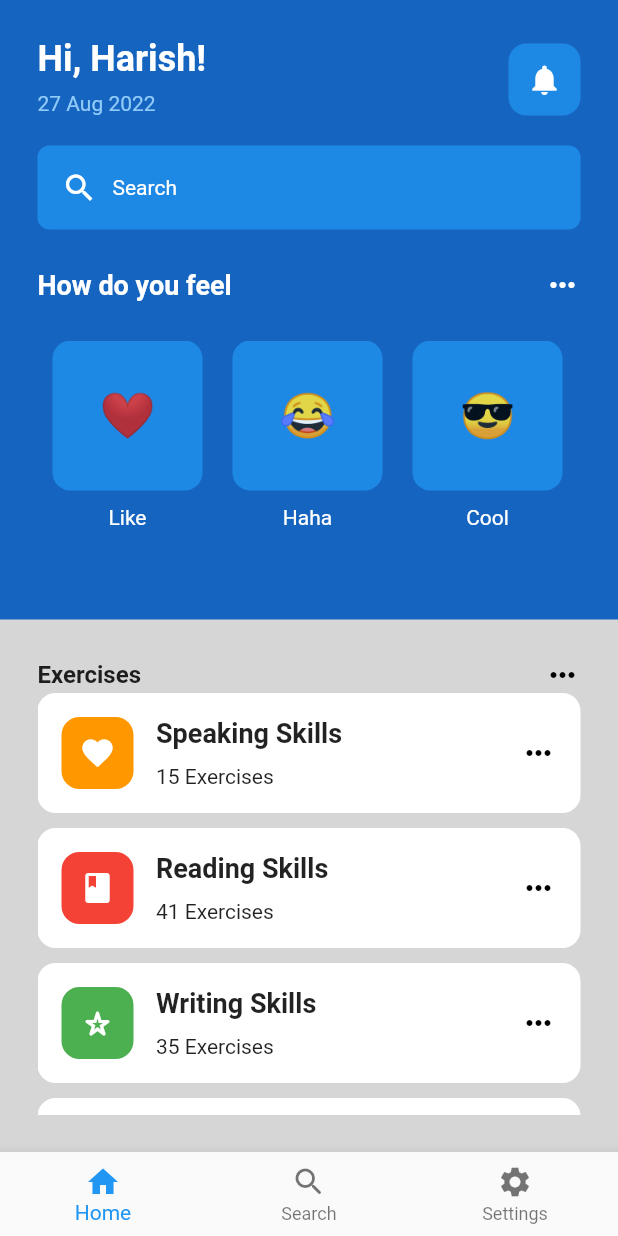
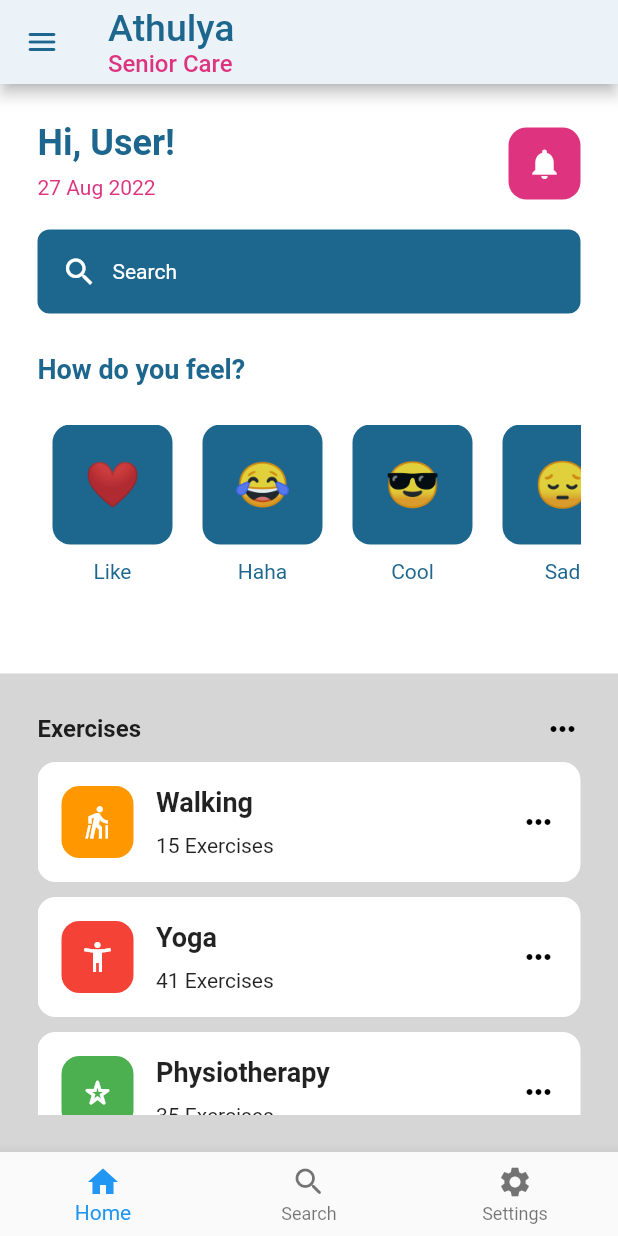
Before and after one commit to Harish-Athulya/dribbleApp, a Flutter app: the screen it shows after launch, on a phone screen of 412 x 824 dp. Run offline on Flutter 3.47's test engine with Material 2 defaults, Android fonts, the phone set to English and light mode, and no system bars; our stand-ins replace font_awesome_flutter.

Commit message:
Menu Bar

```diff
--- a/lib/main.dart
+++ b/lib/main.dart
@@ -1,5 +1,6 @@
 import 'package:dribble/pages/home_page.dart';
 import 'package:flutter/material.dart';
+import 'package:font_awesome_flutter/font_awesome_flutter.dart';
 
 void main() {
   runApp(const MyApp());
@@ -12,7 +13,115 @@ class MyApp extends StatelessWidget {
   Widget build(BuildContext context) {
     return MaterialApp(
       debugShowCheckedModeBanner: false,
-      home: HomePage(),
+      home: CurrentPage(),
     );
   }
 }
+
+class CurrentPage extends StatelessWidget {
+  const CurrentPage({Key? key}) : super(key: key);
+
+  @override
+  Widget build(BuildContext context) {
+    return Scaffold(
+      appBar: AppBar(
+        title: Column(
+          crossAxisAlignment: CrossAxisAlignment.start,
+          children: [
+            const Text(
+              'Athulya',
+              style: TextStyle(
+                  color: Color.fromARGB(255, 29, 102, 142), fontSize: 25),
+            ),
+            const Text(
+              'Senior Care',
+              style: TextStyle(
+                  color: Color.fromARGB(255, 222, 52, 128), fontSize: 16),
+            )
+          ],
+        ),
+        backgroundColor: Color.fromARGB(255, 235, 243, 249),
+        leading: Builder(
+          builder: (context) {
+            return IconButton(
+                onPressed: () => Scaffold.of(context).openDrawer(),
+                icon: Icon(
+                  Icons.menu_rounded,
+                  color: Color.fromARGB(255, 29, 102, 142),
+                ));
+          },
+        ),
+      ),
+      drawer: const NavigationDrawer(),
+      body: HomePage(),
+    );
+  }
+}
+
+class NavigationDrawer extends StatelessWidget {
+  const NavigationDrawer({Key? key}) : super(key: key);
+
+  @override
+  Widget build(BuildContext context) {
+    return Drawer(
+      child: SingleChildScrollView(
+        child: Column(
+          crossAxisAlignment: CrossAxisAlignment.stretch,
+          children: <Widget>[buildHeader(context), buildMenuItems(context)],
+        ),
+      ),
+    );
+  }
+
+  Widget buildMenuItems(BuildContext context) {
+    return Container(
+      padding: const EdgeInsets.all(24),
+      child: Wrap(runSpacing: 10, direction: Axis.horizontal, children: [
+        ListTile(
+          leading: const Icon(Icons.calendar_month),
+          title: const Text('My Appointments'),
+          onTap: () {
+            // Navigator.of(context).pushReplacement(MaterialPage)
+          },
+        ),
+        ListTile(
+          leading: const Icon(Icons.person_add_alt_1_outlined),
+          title: const Text('Add Family Member'),
+          onTap: () => {},
+        ),
+        const Divider(
+          color: Colors.black,
+        ),
+        ListTile(
+          leading: const Icon(Icons.shopping_cart),
+          title: const Text('My Orders'),
+          onTap: () {},
+        ),
+        ListTile(
+          leading: const Icon(FontAwesomeIcons.moneyBill),
+          title: const Text('My Billing'),
+          onTap: () => {},
+        ),
+        ListTile(
+          leading: const Icon(FontAwesomeIcons.book),
+          title: const Text('My Profile'),
+          onTap: () {},
+        ),
+        ListTile(
+          leading: const Icon(Icons.logout),
+          title: const Text('Logout'),
+          onTap: () => {},
+        ),
+        const Divider(
+          color: Colors.black,
+        )
+      ]),
+    );
+  }
+
+  Widget buildHeader(BuildContext context) {
+    return Container(
+      padding: EdgeInsets.only(top: MediaQuery.of(context).padding.top),
+    );
+  }
+}
--- a/lib/pages/home_page.dart
+++ b/lib/pages/home_page.dart
@@ -26,7 +26,7 @@ class _HomePageState extends State<HomePage> {
   @override
   Widget build(BuildContext context) {
     return Scaffold(
-      backgroundColor: Colors.blue[800],
+      backgroundColor: Colors.white,
       bottomNavigationBar: BottomNavigationBar(items: [
         BottomNavigationBarItem(icon: Icon(Icons.home), label: 'Home'),
         BottomNavigationBarItem(
@@ -50,9 +50,9 @@ class _HomePageState extends State<HomePage> {
                         crossAxisAlignment: CrossAxisAlignment.start,
                         children: [
                           Text(
-                            'Hi, Harish!',
+                            'Hi, User!',
                             style: TextStyle(
-                                color: Colors.white,
+                                color: Color.fromARGB(255, 29, 102, 142),
                                 fontSize: 24,
                                 fontWeight: FontWeight.bold),
                           ),
@@ -61,13 +61,14 @@ class _HomePageState extends State<HomePage> {
                           ),
                           Text(
                             formattedDate,
-                            style: TextStyle(color: Colors.blue[200]),
+                            style: TextStyle(
+                                color: Color.fromARGB(255, 222, 52, 128)),
                           ),
                         ],
                       ),
                       Container(
                         decoration: BoxDecoration(
-                          color: Colors.blue[600],
+                          color: Color.fromARGB(255, 222, 52, 128),
                           borderRadius: BorderRadius.circular(12),
                         ),
                         padding: EdgeInsets.all(12),
@@ -84,7 +85,7 @@ class _HomePageState extends State<HomePage> {
 
                   Container(
                     decoration: BoxDecoration(
-                        color: Colors.blue[600],
+                        color: Color.fromARGB(255, 29, 102, 142),
                         borderRadius: BorderRadius.circular(8)),
                     child: Padding(
                       padding: const EdgeInsets.all(16.0),
@@ -115,9 +116,9 @@ class _HomePageState extends State<HomePage> {
                     mainAxisAlignment: MainAxisAlignment.spaceBetween,
                     children: [
                       Text(
-                        'How do you feel',
+                        'How do you feel?',
                         style: TextStyle(
-                            color: Colors.white,
+                            color: Color.fromARGB(255, 29, 102, 142),
                             fontSize: 18,
                             fontWeight: FontWeight.bold),
                       ),
@@ -145,7 +146,8 @@ class _HomePageState extends State<HomePage> {
                             padding: const EdgeInsets.symmetric(vertical: 10),
                             child: Text(
                               'Like',
-                              style: TextStyle(color: Colors.white),
+                              style: TextStyle(
+                                  color: Color.fromARGB(255, 29, 102, 142)),
                             ),
                           ),
                         ]),
@@ -156,7 +158,8 @@ class _HomePageState extends State<HomePage> {
                               padding: const EdgeInsets.symmetric(vertical: 10),
                               child: Text(
                                 'Haha',
-                                style: TextStyle(color: Colors.white),
+                                style: TextStyle(
+                                    color: Color.fromARGB(255, 29, 102, 142)),
                               ),
                             ),
                           ],
@@ -167,7 +170,8 @@ class _HomePageState extends State<HomePage> {
                             padding: const EdgeInsets.symmetric(vertical: 10),
                             child: Text(
                               'Cool',
-                              style: TextStyle(color: Colors.white),
+                              style: TextStyle(
+                                  color: Color.fromARGB(255, 29, 102, 142)),
                             ),
                           ),
                         ]),
@@ -178,7 +182,8 @@ class _HomePageState extends State<HomePage> {
                               padding: const EdgeInsets.symmetric(vertical: 10),
                               child: Text(
                                 'Sad',
-                                style: TextStyle(color: Colors.white),
+                                style: TextStyle(
+                                    color: Color.fromARGB(255, 29, 102, 142)),
                               ),
                             )
                           ],
@@ -218,33 +223,33 @@ class _HomePageState extends State<HomePage> {
                         )
                       ],
                     ),
-                    /* SizedBox(
+                    SizedBox(
                       height: 10,
-                    ), */
+                    ),
                     Expanded(
                       child: ListView(
                         children: [
                           ExerciseTile(
-                            icon: Icons.favorite,
-                            exerciseName: "Speaking Skills",
+                            icon: Icons.nordic_walking,
+                            exerciseName: "Walking",
                             numberOfExercise: 15,
                             customColor: Colors.orange,
                           ),
                           ExerciseTile(
-                            icon: Icons.book,
-                            exerciseName: "Reading Skills",
+                            icon: Icons.accessibility_new_outlined,
+                            exerciseName: "Yoga",
                             numberOfExercise: 41,
                             customColor: Colors.red,
                           ),
                           ExerciseTile(
                             icon: Icons.star_border_purple500_rounded,
-                            exerciseName: "Writing Skills",
+                            exerciseName: "Physiotherapy",
                             numberOfExercise: 35,
                             customColor: Colors.green,
                           ),
                           ExerciseTile(
                             icon: Icons.keyboard,
-                            exerciseName: "Typing Skills",
+                            exerciseName: "Jogging",
                             numberOfExercise: 19,
                             customColor: Colors.purple,
                           ),
--- a/lib/util/emoticon_face.dart
+++ b/lib/util/emoticon_face.dart
@@ -10,10 +10,11 @@ class EmoticonFace extends StatelessWidget {
     return Padding(
       padding: const EdgeInsets.symmetric(horizontal: 10),
       child: Container(
-          height: 100,
-          width: 100,
+          height: 80,
+          width: 80,
           decoration: BoxDecoration(
-              color: Colors.blue[600], borderRadius: BorderRadius.circular(12)),
+              color: Color.fromARGB(255, 29, 102, 142),
+              borderRadius: BorderRadius.circular(12)),
           // padding: EdgeInsets.all(12),
           child: Center(
               child: Text(emoticonFace, style: TextStyle(fontSize: 30)))),
--- a/pubspec.yaml
+++ b/pubspec.yaml
@@ -35,6 +35,7 @@ dependencies:
   # Use with the CupertinoIcons class for iOS style icons.
   cupertino_icons: ^1.0.2
   intl: ^0.17.0
+  font_awesome_flutter: ^10.1.0
 
 dev_dependencies:
   flutter_test:
```
Also changed, not shown: asset/images/logo.png (added), pubspec.lock.
